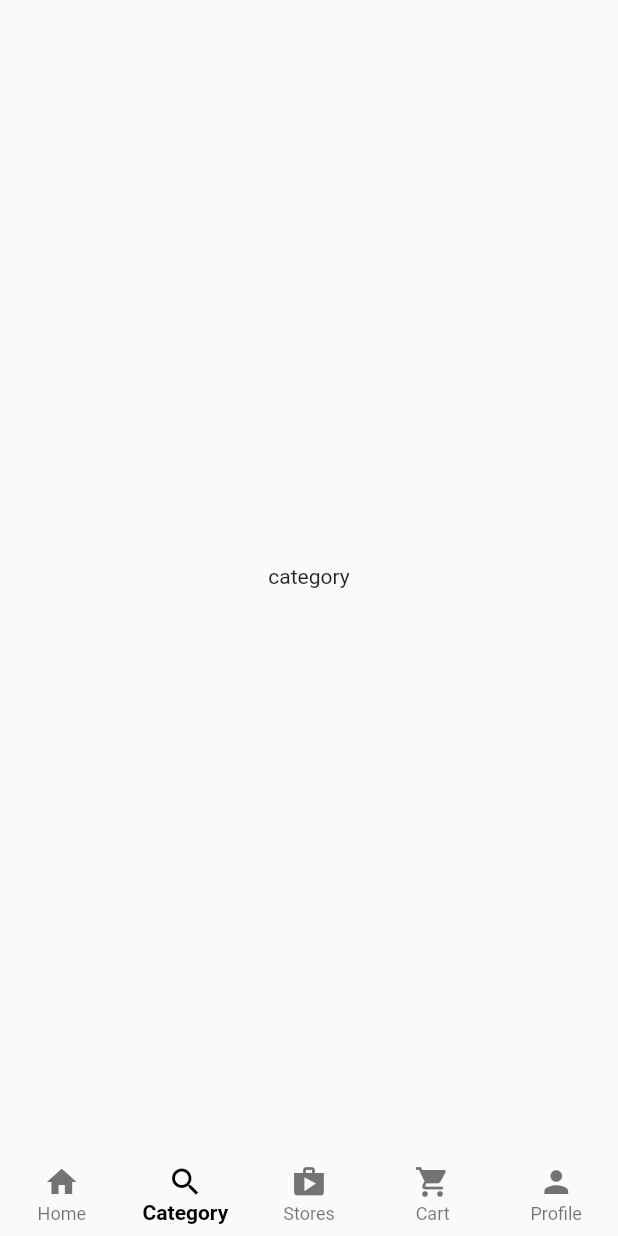
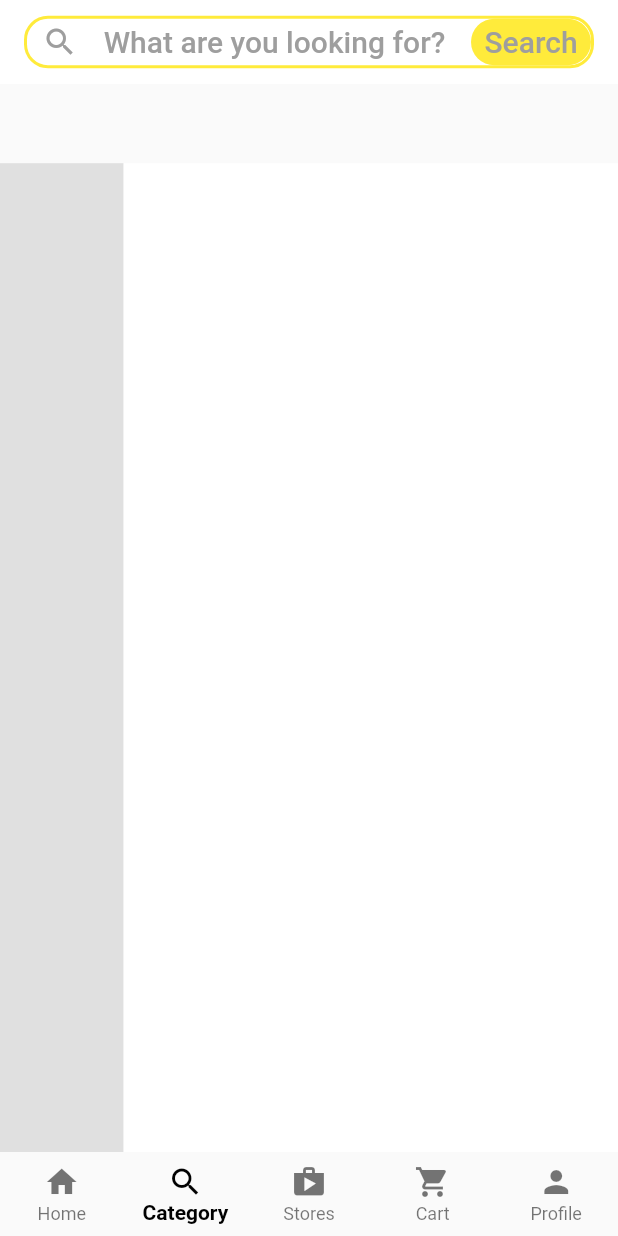
Before and after one commit to Hussein2077/Graduation-Project, a Flutter app: the screen it shows after launch, item 2 of the bottom bar chosen, on a phone screen of 412 x 824 dp. Run offline on Flutter 3.47's test engine with Material 2 defaults, Android fonts, the phone set to English and light mode, and no system bars.

Commit message:
start category screen

```diff
--- /dev/null
+++ b/lib/main_screens/category_screen.dart
@@ -0,0 +1,50 @@
+import 'package:flutter/material.dart';
+import 'package:multi_store/widget/fake_search.dart';
+class CategoryScreen extends StatelessWidget {
+  const CategoryScreen({Key? key}) : super(key: key);
+
+  @override
+  Widget build(BuildContext context) {
+    var h=MediaQuery.of(context).size.height;
+    var w=MediaQuery.of(context).size.width;
+
+    return Scaffold(
+      appBar: AppBar(
+        backgroundColor: Colors.white,
+        title: const FakeSearch(),
+elevation: 0,
+      ),
+      body: Stack(
+
+        children: [
+          sideNav(h,w),
+         catView(h, w),
+
+        ],
+      ),
+    );
+
+  }
+  Widget sideNav( double h,double w ){
+
+    return Positioned(
+        bottom: 0,
+        left: 0,
+        child: Container(
+          height: h*.8,
+          width: w*.2,
+          color: Colors.grey.shade300,
+        ));
+  } Widget catView( double h,double w ){
+
+    return Positioned(
+        bottom: 0,
+        right: 0,
+        child: Container(
+          height: h*.8,
+          width: w*.8,
+          color: Colors.white,
+        ));
+  }
+
+}
--- a/lib/main_screens/customer_home.dart
+++ b/lib/main_screens/customer_home.dart
@@ -1,4 +1,5 @@
 import 'package:flutter/material.dart';
+import 'package:multi_store/main_screens/category_screen.dart';
 import 'package:multi_store/main_screens/home.dart';
 
 class CustomerHome extends StatefulWidget {
@@ -12,9 +13,7 @@ class _CustomerHomeState extends State<CustomerHome> {
   int _selectIndex = 0;
   final List<Widget> tabs = const [
    HomeScreen(),
-    Center(
-      child: Text('category'),
-    ),
+   CategoryScreen(),
     Center(
       child: Text('stores'),
     ),
--- a/lib/main_screens/home.dart
+++ b/lib/main_screens/home.dart
@@ -1,6 +1,7 @@
 import 'package:flutter/material.dart';
 
 import '../minor_screens/search_screen.dart';
+import '../widget/fake_search.dart';
 
 class HomeScreen extends StatelessWidget {
   const HomeScreen({Key? key}) : super(key: key);
@@ -13,7 +14,7 @@ class HomeScreen extends StatelessWidget {
           appBar: AppBar(
             elevation: 0,
             backgroundColor: Colors.white,
-            title: const SearchBar(),
+            title: const FakeSearch(),
             bottom: const TabBar(
                 isScrollable: true,
                 indicatorColor: Colors.yellow,
@@ -51,55 +52,3 @@ class RepeatedTap extends StatelessWidget {
     );
   }
 }
-
-class SearchBar extends StatelessWidget {
-  const SearchBar({Key? key}) : super(key: key);
-
-  @override
-  Widget build(BuildContext context) {
-    return InkWell(
-      onTap: () {
-        Navigator.push(
-          context,
-          MaterialPageRoute(builder: (context) => const SearchScreen()),
-        );
-      },
-      child: Container(
-        height: 35,
-        decoration: BoxDecoration(
-          borderRadius: BorderRadius.circular(16),
-          border: Border.all(color: Colors.yellow, width: 2),
-        ),
-        child: Row(
-          mainAxisAlignment: MainAxisAlignment.spaceBetween,
-          children: [
-            Padding(
-              padding: const EdgeInsets.only(left: 10),
-              child: Icon(
-                Icons.search,
-                color: Colors.grey.shade500,
-              ),
-            ),
-            Text(
-              'What are you looking for?',
-              style: TextStyle(color: Colors.grey.shade500, fontSize: 20),
-            ),
-            Container(
-              width: 80,
-              decoration: BoxDecoration(
-                color: Colors.yellow,
-                borderRadius: BorderRadius.circular(16),
-              ),
-              child: Center(
-                child: Text(
-                  'Search',
-                  style: TextStyle(color: Colors.grey.shade500),
-                ),
-              ),
-            )
-          ],
-        ),
-      ),
-    );
-  }
-}
--- /dev/null
+++ b/lib/widget/fake_search.dart
@@ -0,0 +1,54 @@
+import 'package:flutter/material.dart';
+
+import '../minor_screens/search_screen.dart';
+class FakeSearch extends StatelessWidget {
+  const FakeSearch({Key? key}) : super(key: key);
+
+  @override
+  Widget build(BuildContext context) {
+    return InkWell(
+      onTap: () {
+        Navigator.push(
+          context,
+          MaterialPageRoute(builder: (context) => const SearchScreen()),
+        );
+      },
+      child: Container(
+        height: 35,
+        decoration: BoxDecoration(
+          borderRadius: BorderRadius.circular(16),
+          border: Border.all(color: Colors.yellow, width: 2),
+        ),
+        child: Row(
+          mainAxisAlignment: MainAxisAlignment.spaceBetween,
+          children: [
+            Padding(
+              padding: const EdgeInsets.only(left: 10),
+              child: Icon(
+                Icons.search,
+                color: Colors.grey.shade500,
+              ),
+            ),
+            Text(
+              'What are you looking for?',
+              style: TextStyle(color: Colors.grey.shade500, fontSize: 20),
+            ),
+            Container(
+              width: 80,
+              decoration: BoxDecoration(
+                color: Colors.yellow,
+                borderRadius: BorderRadius.circular(16),
+              ),
+              child: Center(
+                child: Text(
+                  'Search',
+                  style: TextStyle(color: Colors.grey.shade500),
+                ),
+              ),
+            )
+          ],
+        ),
+      ),
+    );
+  }
+}
```
